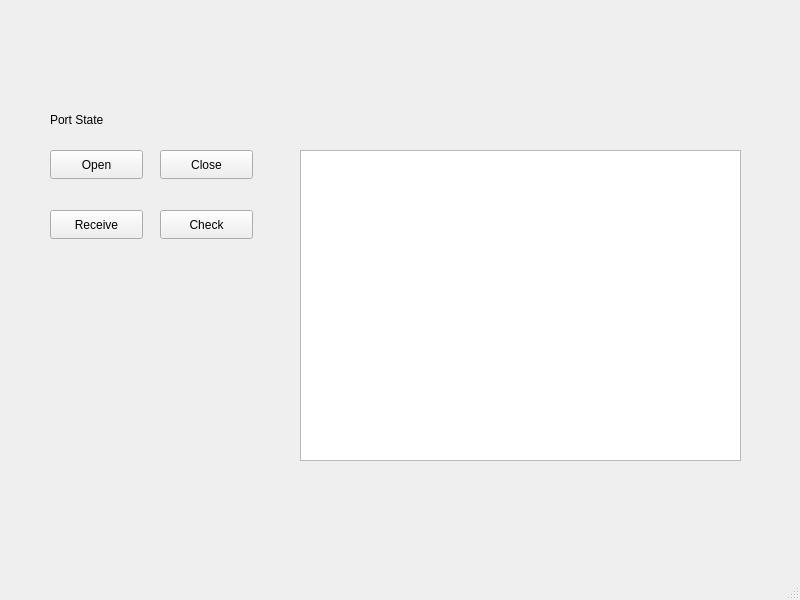
Qt form mainwindow.ui (yumekasa5/DeviceControlComponent) before a commit.
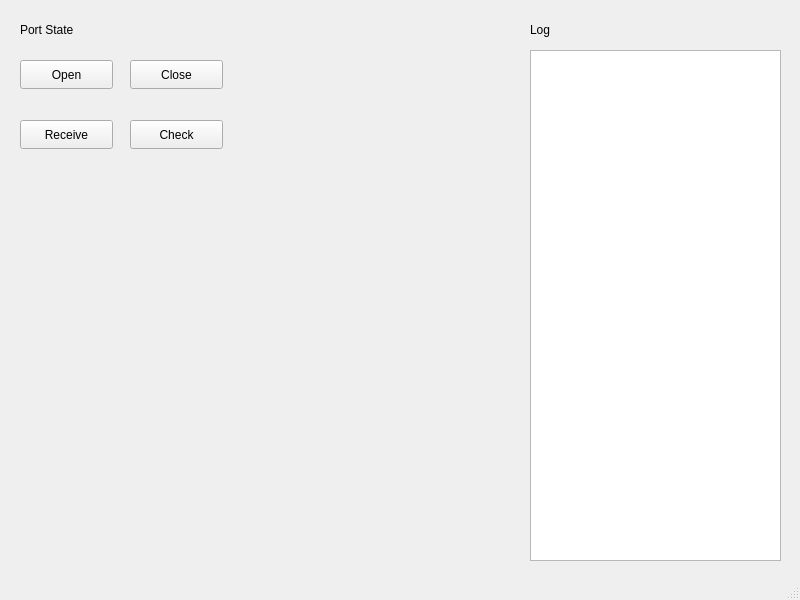
The same form after that commit.

```diff
--- a/mainwindow.ui
+++ b/mainwindow.ui
@@ -17,8 +17,8 @@
    <widget class="QPushButton" name="receiveButton">
     <property name="geometry">
      <rect>
-      <x>50</x>
-      <y>210</y>
+      <x>20</x>
+      <y>120</y>
       <width>93</width>
       <height>29</height>
      </rect>
@@ -30,8 +30,8 @@
    <widget class="QPushButton" name="openButton">
     <property name="geometry">
      <rect>
-      <x>50</x>
-      <y>150</y>
+      <x>20</x>
+      <y>60</y>
       <width>93</width>
       <height>29</height>
      </rect>
@@ -43,8 +43,8 @@
    <widget class="QPushButton" name="closeButton">
     <property name="geometry">
      <rect>
-      <x>160</x>
-      <y>150</y>
+      <x>130</x>
+      <y>60</y>
       <width>93</width>
       <height>29</height>
      </rect>
@@ -53,21 +53,11 @@
      <string>Close</string>
     </property>
    </widget>
-   <widget class="QListView" name="listView">
-    <property name="geometry">
-     <rect>
-      <x>300</x>
-      <y>150</y>
-      <width>441</width>
-      <height>311</height>
-     </rect>
-    </property>
-   </widget>
    <widget class="QPushButton" name="checkButton">
     <property name="geometry">
      <rect>
-      <x>160</x>
-      <y>210</y>
+      <x>130</x>
+      <y>120</y>
       <width>93</width>
       <height>29</height>
      </rect>
@@ -79,8 +69,8 @@
    <widget class="QLabel" name="label">
     <property name="geometry">
      <rect>
-      <x>50</x>
-      <y>110</y>
+      <x>20</x>
+      <y>20</y>
       <width>71</width>
       <height>20</height>
      </rect>
@@ -92,8 +82,8 @@
    <widget class="QLabel" name="portStateLamp">
     <property name="geometry">
      <rect>
-      <x>190</x>
-      <y>100</y>
+      <x>160</x>
+      <y>10</y>
       <width>31</width>
       <height>31</height>
      </rect>
@@ -102,6 +92,29 @@
      <string/>
     </property>
    </widget>
+   <widget class="QLabel" name="logLabel">
+    <property name="geometry">
+     <rect>
+      <x>530</x>
+      <y>20</y>
+      <width>62</width>
+      <height>20</height>
+     </rect>
+    </property>
+    <property name="text">
+     <string>Log</string>
+    </property>
+   </widget>
+   <widget class="QPlainTextEdit" name="logPlainTextEdit">
+    <property name="geometry">
+     <rect>
+      <x>530</x>
+      <y>50</y>
+      <width>251</width>
+      <height>511</height>
+     </rect>
+    </property>
+   </widget>
   </widget>
   <widget class="QMenuBar" name="menubar">
    <property name="geometry">
```
Left out of the diff: 2 changed lines with no effect on the pictures.
